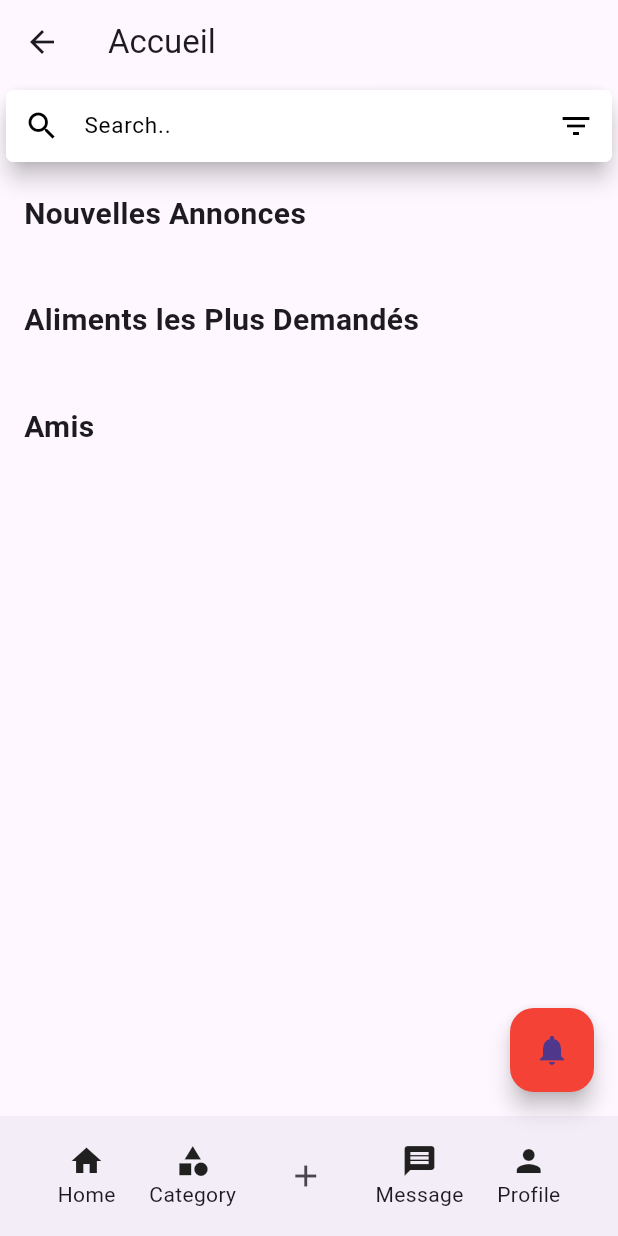
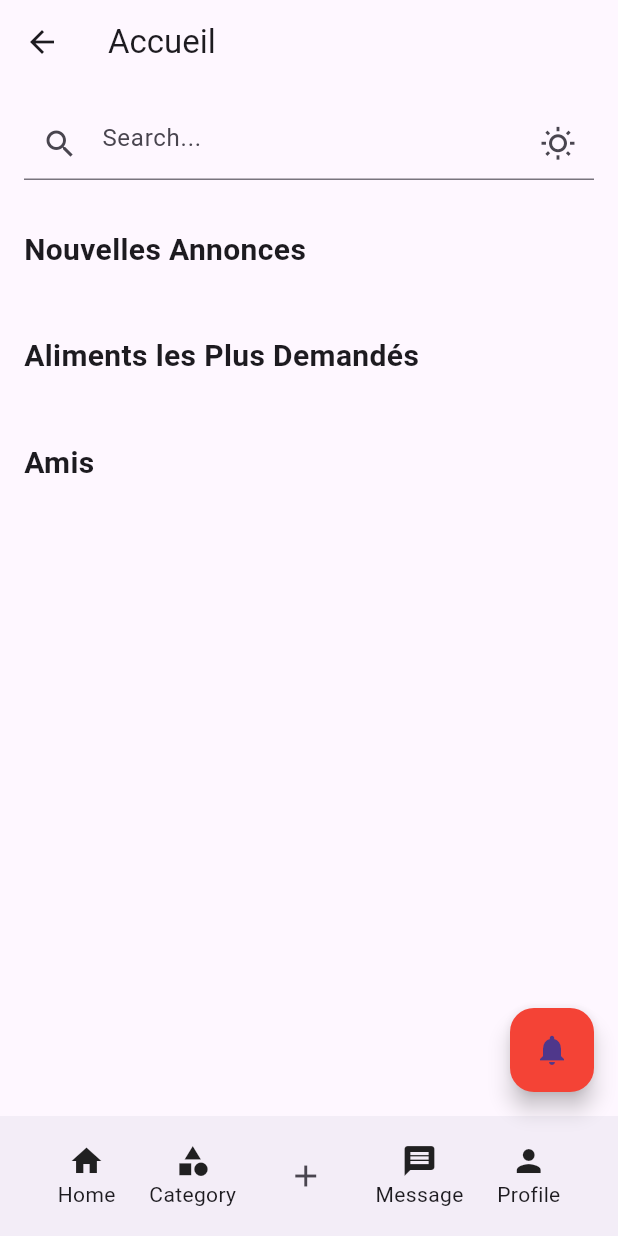
Before and after one commit to tcotidiane33/xf, a Flutter app: the HomeScreen screen opened directly, on a phone screen of 412 x 824 dp. Run offline on Flutter 3.47's test engine with Material 3 defaults, Android fonts, the phone set to English and light mode, and no system bars.

```diff
--- a/lib/screens/home.dart
+++ b/lib/screens/home.dart
@@ -1,9 +1,9 @@
 import 'package:flutter/material.dart';
+import 'package:xf/widgets/search_bar.dart' as CustomSearchBar;
 import 'package:xf/widgets/news_announcements.dart';
 import 'package:xf/widgets/most_requested_foods.dart';
 import 'package:xf/widgets/friends_section.dart';
 import 'package:xf/widgets/navbar_item.dart';
-import 'package:xf/widgets/search_bar.dart';
 import 'package:xf/widgets/add_button.dart';
 
 class HomeScreen extends StatelessWidget {
@@ -13,9 +13,30 @@ class HomeScreen extends StatelessWidget {
       appBar: AppBar(
         title: Text('Accueil'),
       ),
-     body: ListView(
+      body: ListView(
         children: [
-          SearchBar(),
+          CustomSearchBar.SearchBar(
+            controller: CustomSearchBar.SearchController(),
+            padding: MaterialStateProperty.all<EdgeInsets>(EdgeInsets.all(16)),
+            onTap: () {
+              // Logique à exécuter lorsque la barre de recherche est tapée
+            },
+            onChanged: (_) {
+              // Logique à exécuter lorsque le texte de la barre de recherche change
+            },
+            leading: Icon(Icons.search),
+            trailing: [
+              Tooltip(
+                message: 'Change brightness mode',
+                child: IconButton(
+                  onPressed: () {
+                  },
+                  icon: Icon(Icons.wb_sunny_outlined),
+                  iconSize: 24,
+                ),
+              )
+            ],
+          ),
           NewsAnnouncementsSection(),
           MostRequestedFoodsSection(),
           FriendsSection(),
@@ -36,7 +57,6 @@ class HomeScreen extends StatelessWidget {
             NavBarItem(icon: Icons.home, label: 'Home'),
             NavBarItem(icon: Icons.category, label: 'Category'),
             AddButton(),
-            // NavBarItem(icon: Icons.add, label: 'Ajouter'),
             NavBarItem(icon: Icons.message, label: 'Message'),
             NavBarItem(icon: Icons.person, label: 'Profile'),
           ],
--- a/lib/widgets/search_bar.dart
+++ b/lib/widgets/search_bar.dart
@@ -1,56 +1,121 @@
 import 'package:flutter/material.dart';
 
-class SearchBar extends StatelessWidget {
-  final TextEditingController _searchControl = new TextEditingController();
+class SearchBar extends StatefulWidget {
+  final SearchController controller;
+  final MaterialStateProperty<EdgeInsets> padding;
+  final Function onTap;
+  final Function onChanged;
+  final Widget leading;
+  final List<Widget> trailing;
+
+  const SearchBar({
+    Key? key,
+    required this.controller,
+    required this.padding,
+    required this.onTap,
+    required this.onChanged,
+    required this.leading,
+    required this.trailing,
+  }) : super(key: key);
 
   @override
+  _SearchBarState createState() => _SearchBarState();
+}
+
+class _SearchBarState extends State<SearchBar> {
+  @override
   Widget build(BuildContext context) {
-    return Card(
-      elevation: 6.0,
-      child: Container(
-        decoration: BoxDecoration(
-          color: Colors.white,
-          borderRadius: BorderRadius.all(
-            Radius.circular(5.0),
-          ),
-        ),
-        child: TextField(
-          style: TextStyle(
-            fontSize: 15.0,
-            color: Colors.black,
-          ),
-          decoration: InputDecoration(
-            contentPadding: EdgeInsets.all(10.0),
-            border: OutlineInputBorder(
-              borderRadius: BorderRadius.circular(5.0),
-              borderSide: BorderSide(
-                color: Colors.white,
-              ),
-            ),
-            enabledBorder: OutlineInputBorder(
-              borderSide: BorderSide(
-                color: Colors.white,
-              ),
-              borderRadius: BorderRadius.circular(5.0),
-            ),
-            hintText: "Search..",
-            prefixIcon: Icon(
-              Icons.search,
-              color: Colors.black,
-            ),
-            suffixIcon: Icon(
-              Icons.filter_list,
-              color: Colors.black,
-            ),
-            hintStyle: TextStyle(
-              fontSize: 15.0,
-              color: Colors.black,
-            ),
-          ),
-          maxLines: 1,
-          controller: _searchControl,
+    return Padding(
+      padding: widget.padding.resolve({}),
+      child: TextField(
+        controller: widget.controller.textController,
+        onTap: () {
+          widget.onTap();
+        },
+        onChanged: (_) {
+          widget.onChanged();
+        },
+        decoration: InputDecoration(
+          hintText: 'Search...',
+          prefixIcon: widget.leading,
+          suffixIcon: widget.trailing.isNotEmpty
+              ? Row(
+                  mainAxisSize: MainAxisSize.min,
+                  children: widget.trailing,
+                )
+              : null,
         ),
       ),
     );
   }
 }
+
+class SearchController {
+  final TextEditingController textController = TextEditingController();
+
+  void openView() {
+    // Logique pour ouvrir la vue de recherche
+    print('Vue de recherche ouverte');
+  }
+
+  void closeView(String selectedItem) {
+    // Logique pour fermer la vue de recherche avec l'élément sélectionné
+    print('Vue de recherche fermée avec l\'élément sélectionné : $selectedItem');
+  }
+}
+
+// Fonction appelée lors du changement de mode de luminosité
+void changeBrightnessMode(BuildContext context, bool isDarkMode) {
+  // Logique pour changer le mode de luminosité
+  ThemeMode mode = isDarkMode ? ThemeMode.dark : ThemeMode.light;
+  ScaffoldMessenger.of(context).showSnackBar(
+    SnackBar(content: Text('Mode de luminosité changé')),
+  );
+  // Appliquer le nouveau mode de luminosité à l'ensemble de l'application
+  WidgetsBinding.instance.addPostFrameCallback((_) {
+    Navigator.pushAndRemoveUntil(
+      context,
+      MaterialPageRoute(builder: (_) => MyApp(themeMode: mode)),
+      (route) => false,
+    );
+  });
+}
+
+
+class MyApp extends StatelessWidget {
+  final ThemeMode themeMode;
+
+  const MyApp({Key? key, required this.themeMode}) : super(key: key);
+
+  @override
+  Widget build(BuildContext context) {
+    return MaterialApp(
+      themeMode: themeMode,
+      theme: ThemeData(
+        brightness: Brightness.light,
+        // Définir le thème clair
+      ),
+      darkTheme: ThemeData(
+        brightness: Brightness.dark,
+        // Définir le thème sombre
+      ),
+      home: Scaffold(
+        appBar: AppBar(
+          title: Text('Changer de mode de luminosité'),
+        ),
+        body: Center(
+          child: ElevatedButton(
+            onPressed: () {
+              changeBrightnessMode(context, themeMode == ThemeMode.light);
+            },
+            child: Text('Changer de mode de luminosité'),
+          ),
+        ),
+      ),
+    );
+  }
+}
+
+void main() {
+  runApp(MyApp(themeMode: ThemeMode.light));
+}
--- a/pubspec.yaml
+++ b/pubspec.yaml
@@ -30,6 +30,7 @@ environment:
 dependencies:
   flutter:
     sdk: flutter
+  get: ^4.1.4
 
 
   # The following adds the Cupertino Icons font to your application.
```
Also changed, not shown: lib/controllers/controller.dart (added), pubspec.lock, 1 other file.
